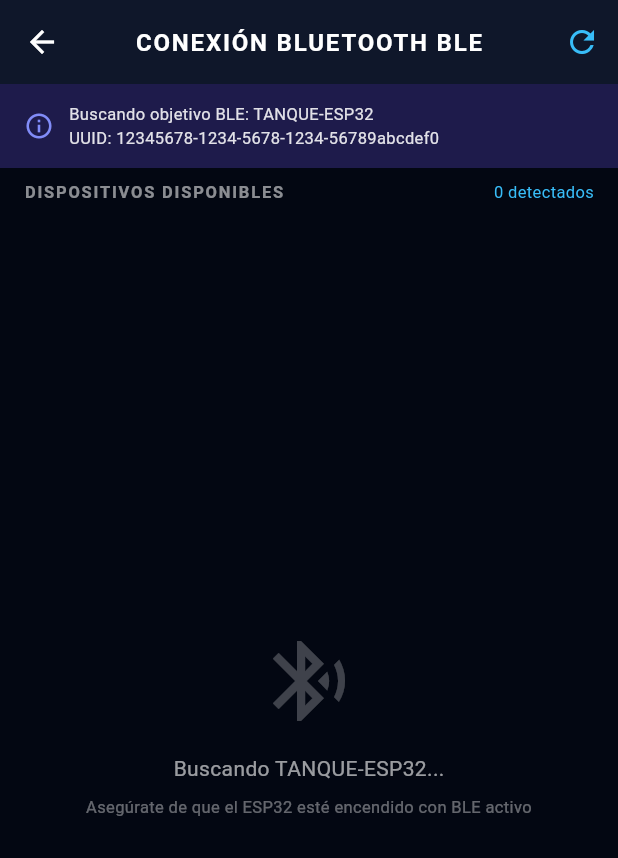
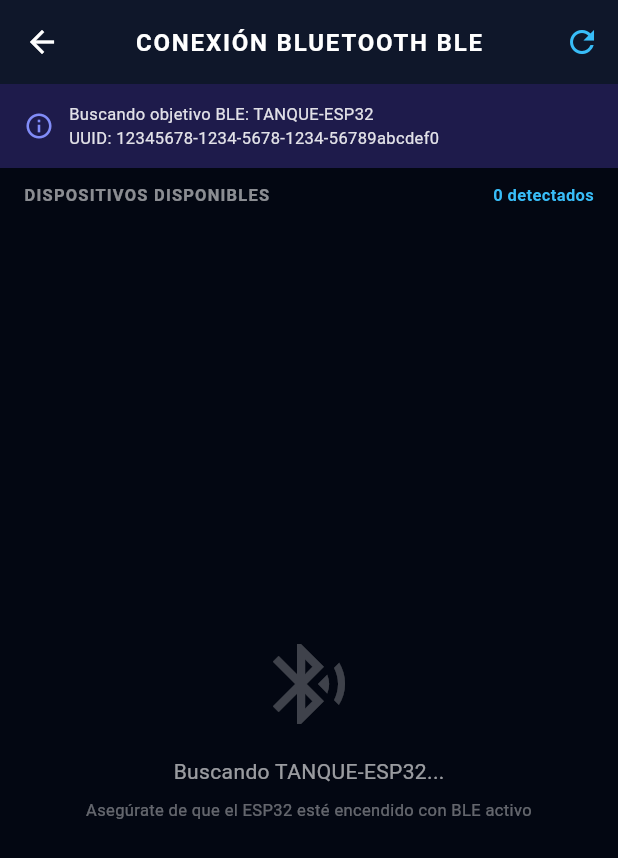
Before and after one commit to LEONEL01295/robot_tec_explorer, a Flutter app: the screen it shows after launch, after a tap on "CONECTAR ROBOT", on a phone screen of 412 x 824 dp. Shown: the top 858 px of the screen. Run offline on Flutter 3.47's test engine with Material 3 defaults, Android fonts, the phone set to English and light mode, and no system bars; drawn by our look-alikes of flutter_animate; our stand-ins replace flutter_blue_plus.

Commit message:
fix: eliminate horizontal text overflow in bluetooth screen header and status widget

```diff
--- a/lib/screens/bluetooth_screen.dart
+++ b/lib/screens/bluetooth_screen.dart
@@ -80,6 +80,8 @@ class _BluetoothScreenState extends State<BluetoothScreen> {
                       child: Text(
                         "Buscando objetivo BLE: ${RobotBluetoothService.targetDeviceName}\nUUID: ${RobotBluetoothService.targetServiceUuidStr}",
                         style: TextStyle(color: Colors.white.withValues(alpha: 0.87), fontSize: 11),
+                        maxLines: 2,
+                        overflow: TextOverflow.ellipsis,
                       ),
                     ),
                   ],
@@ -99,7 +101,7 @@ class _BluetoothScreenState extends State<BluetoothScreen> {
                   child: Row(
                     children: [
                       const Icon(Icons.bluetooth_connected, color: Color(0xFF10B981), size: 36),
-                      const SizedBox(width: 16),
+                      const SizedBox(width: 12),
                       Expanded(
                         child: Column(
                           crossAxisAlignment: CrossAxisAlignment.start,
@@ -111,27 +113,31 @@ class _BluetoothScreenState extends State<BluetoothScreen> {
                               style: const TextStyle(
                                 color: Colors.white,
                                 fontWeight: FontWeight.bold,
-                                fontSize: 16,
+                                fontSize: 15,
                               ),
+                              overflow: TextOverflow.ellipsis,
                             ),
                             Text(
                               connectedDevice.remoteId.str,
-                              style: const TextStyle(color: Colors.white54, fontSize: 12),
+                              style: const TextStyle(color: Colors.white54, fontSize: 11),
+                              overflow: TextOverflow.ellipsis,
                             ),
                             Text(
                               "RSSI: ${ble.rssi} dBm",
-                              style: const TextStyle(color: Color(0xFF10B981), fontSize: 12, fontWeight: FontWeight.bold),
+                              style: const TextStyle(color: Color(0xFF10B981), fontSize: 11, fontWeight: FontWeight.bold),
                             ),
                           ],
                         ),
                       ),
+                      const SizedBox(width: 8),
                       ElevatedButton(
                         onPressed: () => ble.disconnectDevice(),
                         style: ElevatedButton.styleFrom(
                           backgroundColor: const Color(0xFFEF4444),
+                          padding: const EdgeInsets.symmetric(horizontal: 10, vertical: 8),
                           shape: RoundedRectangleBorder(borderRadius: BorderRadius.circular(10)),
                         ),
-                        child: const Text("DESCONECTAR", style: TextStyle(color: Colors.white, fontSize: 11, fontWeight: FontWeight.bold)),
+                        child: const Text("DESCONECTAR", style: TextStyle(color: Colors.white, fontSize: 10, fontWeight: FontWeight.bold)),
                       ),
                     ],
                   ),
@@ -139,22 +145,26 @@ class _BluetoothScreenState extends State<BluetoothScreen> {
 
               // Section Header
               Padding(
-                padding: const EdgeInsets.symmetric(horizontal: 16, vertical: 8),
+                padding: const EdgeInsets.symmetric(horizontal: 16, vertical: 10),
                 child: Row(
                   mainAxisAlignment: MainAxisAlignment.spaceBetween,
                   children: [
-                    const Text(
+                    Expanded(
+                      child: Text(
                         "DISPOSITIVOS DISPONIBLES",
-                      style: TextStyle(
+                        style: const TextStyle(
                           color: Colors.white54,
                           fontSize: 11,
-                        letterSpacing: 1.2,
+                          letterSpacing: 0.8,
                           fontWeight: FontWeight.bold,
                         ),
+                        overflow: TextOverflow.ellipsis,
                       ),
+                    ),
+                    const SizedBox(width: 8),
                     Text(
                       "${results.length} detectados",
-                      style: const TextStyle(color: Color(0xFF38BDF8), fontSize: 11),
+                      style: const TextStyle(color: Color(0xFF38BDF8), fontSize: 11, fontWeight: FontWeight.bold),
                     ),
                   ],
                 ),
@@ -164,6 +174,8 @@ class _BluetoothScreenState extends State<BluetoothScreen> {
               Expanded(
                 child: results.isEmpty
                     ? Center(
+                        child: Padding(
+                          padding: const EdgeInsets.all(24.0),
                           child: Column(
                             mainAxisAlignment: MainAxisAlignment.center,
                             children: [
@@ -186,9 +198,10 @@ class _BluetoothScreenState extends State<BluetoothScreen> {
                               ),
                             ],
                           ),
+                        ),
                       )
                     : ListView.builder(
-                        padding: const EdgeInsets.all(16),
+                        padding: const EdgeInsets.symmetric(horizontal: 16, vertical: 8),
                         itemCount: results.length,
                         itemBuilder: (context, index) {
                           final result = results[index];
@@ -209,8 +222,11 @@ class _BluetoothScreenState extends State<BluetoothScreen> {
                               ),
                             ),
                             margin: const EdgeInsets.only(bottom: 12),
-                            child: ListTile(
-                              leading: Container(
+                            child: Padding(
+                              padding: const EdgeInsets.all(12),
+                              child: Row(
+                                children: [
+                                  Container(
                                     padding: const EdgeInsets.all(8),
                                     decoration: BoxDecoration(
                                       color: isTarget ? const Color(0xFF06B6D4).withValues(alpha: 0.2) : Colors.white10,
@@ -219,26 +235,38 @@ class _BluetoothScreenState extends State<BluetoothScreen> {
                                     child: Icon(
                                       isTarget ? Icons.directions_car : Icons.bluetooth,
                                       color: isTarget ? const Color(0xFF38BDF8) : Colors.white54,
+                                      size: 20,
                                     ),
                                   ),
-                              title: Text(
+                                  const SizedBox(width: 12),
+                                  Expanded(
+                                    child: Column(
+                                      crossAxisAlignment: CrossAxisAlignment.start,
+                                      children: [
+                                        Text(
                                           name,
                                           style: TextStyle(
                                             color: isTarget ? Colors.white : Colors.white.withValues(alpha: 0.87),
                                             fontWeight: isTarget ? FontWeight.bold : FontWeight.normal,
-                                  fontSize: 14,
+                                            fontSize: 13,
+                                          ),
+                                          overflow: TextOverflow.ellipsis,
+                                        ),
+                                        Text(
+                                          "${device.remoteId.str} • ${result.rssi} dBm",
+                                          style: const TextStyle(color: Colors.white38, fontSize: 10),
+                                          overflow: TextOverflow.ellipsis,
+                                        ),
+                                      ],
                                     ),
                                   ),
-                              subtitle: Text(
-                                "${device.remoteId.str} • RSSI: ${result.rssi} dBm",
-                                style: const TextStyle(color: Colors.white38, fontSize: 11),
-                              ),
-                              trailing: isThisConnected
-                                  ? const Icon(Icons.check_circle, color: Color(0xFF10B981))
+                                  const SizedBox(width: 8),
+                                  isThisConnected
+                                      ? const Icon(Icons.check_circle, color: Color(0xFF10B981), size: 24)
                                       : isConnecting
                                           ? const SizedBox(
-                                          width: 20,
-                                          height: 20,
+                                              width: 18,
+                                              height: 18,
                                               child: CircularProgressIndicator(strokeWidth: 2, color: Color(0xFF06B6D4)),
                                             )
                                           : ElevatedButton(
@@ -255,6 +283,7 @@ class _BluetoothScreenState extends State<BluetoothScreen> {
                                               },
                                               style: ElevatedButton.styleFrom(
                                                 backgroundColor: isTarget ? const Color(0xFF06B6D4) : const Color(0xFF334155),
+                                                padding: const EdgeInsets.symmetric(horizontal: 12, vertical: 8),
                                                 shape: RoundedRectangleBorder(borderRadius: BorderRadius.circular(10)),
                                               ),
                                               child: Text(
@@ -262,9 +291,11 @@ class _BluetoothScreenState extends State<BluetoothScreen> {
                                                 style: TextStyle(
                                                   color: isTarget ? Colors.black : Colors.white,
                                                   fontWeight: FontWeight.bold,
-                                              fontSize: 11,
+                                                  fontSize: 10,
                                                 ),
                                               ),
+                                            ),
+                                ],
                               ),
                             ),
                           );
--- a/lib/widgets/status_widget.dart
+++ b/lib/widgets/status_widget.dart
@@ -43,7 +43,8 @@ class RobotStatusWidget extends StatelessWidget {
               Row(
                 mainAxisAlignment: MainAxisAlignment.spaceBetween,
                 children: [
-                  Row(
+                  Expanded(
+                    child: Row(
                       children: [
                         Container(
                           width: 12,
@@ -62,7 +63,8 @@ class RobotStatusWidget extends StatelessWidget {
                         ).animate(onPlay: (c) => c.repeat(reverse: true))
                          .scale(begin: const Offset(1, 1), end: const Offset(1.3, 1.3), duration: 1000.ms),
                         const SizedBox(width: 10),
-                      Column(
+                        Expanded(
+                          child: Column(
                             crossAxisAlignment: CrossAxisAlignment.start,
                             children: [
                               Text(
@@ -70,34 +72,39 @@ class RobotStatusWidget extends StatelessWidget {
                                 style: TextStyle(
                                   color: isConnected ? const Color(0xFF10B981) : const Color(0xFFEF4444),
                                   fontWeight: FontWeight.bold,
-                              fontSize: 14,
-                              letterSpacing: 1.2,
+                                  fontSize: 13,
+                                  letterSpacing: 1.0,
                                 ),
+                                overflow: TextOverflow.ellipsis,
                               ),
                               Text(
                                 RobotBluetoothService.targetDeviceName,
                                 style: const TextStyle(
                                   color: Colors.white70,
-                              fontSize: 12,
+                                  fontSize: 11,
+                                ),
+                                overflow: TextOverflow.ellipsis,
+                              ),
+                            ],
                           ),
                         ),
                       ],
                     ),
-                    ],
                   ),
+                  const SizedBox(width: 8),
                   Row(
                     children: [
                       Icon(
                         Icons.wifi_tethering,
                         color: isConnected ? const Color(0xFF06B6D4) : Colors.white38,
-                        size: 20,
+                        size: 18,
                       ),
                       const SizedBox(width: 4),
                       Text(
                         isConnected ? "$rssi dBm" : "N/A",
                         style: const TextStyle(
                           color: Colors.white70,
-                          fontSize: 13,
+                          fontSize: 12,
                           fontWeight: FontWeight.w600,
                         ),
                       ),
@@ -112,8 +119,9 @@ class RobotStatusWidget extends StatelessWidget {
               Row(
                 mainAxisAlignment: MainAxisAlignment.spaceAround,
                 children: [
-                  _buildCommandBadge("ESTADO ACTUAL", command.toUpperCase(), _getCommandColor(command)),
-                  _buildMotorBadge(command),
+                  Flexible(child: _buildCommandBadge("ESTADO ACTUAL", command.toUpperCase(), _getCommandColor(command))),
+                  const SizedBox(width: 8),
+                  Flexible(child: _buildMotorBadge(command)),
                 ],
               ),
             ],
@@ -134,10 +142,11 @@ class RobotStatusWidget extends StatelessWidget {
             letterSpacing: 1,
             fontWeight: FontWeight.bold,
           ),
+          overflow: TextOverflow.ellipsis,
         ),
         const SizedBox(height: 4),
         Container(
-          padding: const EdgeInsets.symmetric(horizontal: 14, vertical: 6),
+          padding: const EdgeInsets.symmetric(horizontal: 12, vertical: 6),
           decoration: BoxDecoration(
             color: color.withValues(alpha: 0.15),
             borderRadius: BorderRadius.circular(12),
@@ -148,9 +157,10 @@ class RobotStatusWidget extends StatelessWidget {
             style: TextStyle(
               color: color,
               fontWeight: FontWeight.w800,
-              fontSize: 14,
-              letterSpacing: 1.1,
+              fontSize: 13,
+              letterSpacing: 1.0,
             ),
+            overflow: TextOverflow.ellipsis,
           ),
         ),
       ],
@@ -174,10 +184,11 @@ class RobotStatusWidget extends StatelessWidget {
             letterSpacing: 1,
             fontWeight: FontWeight.bold,
           ),
+          overflow: TextOverflow.ellipsis,
         ),
         const SizedBox(height: 4),
         Container(
-          padding: const EdgeInsets.symmetric(horizontal: 12, vertical: 6),
+          padding: const EdgeInsets.symmetric(horizontal: 10, vertical: 6),
           decoration: BoxDecoration(
             color: const Color(0xFF3B82F6).withValues(alpha: 0.15),
             borderRadius: BorderRadius.circular(12),
@@ -188,8 +199,9 @@ class RobotStatusWidget extends StatelessWidget {
             style: const TextStyle(
               color: Color(0xFF60A5FA),
               fontWeight: FontWeight.bold,
-              fontSize: 12,
+              fontSize: 11,
             ),
+            overflow: TextOverflow.ellipsis,
           ),
         ),
       ],
```
Lines whose indentation alone changed are shown as unchanged.
